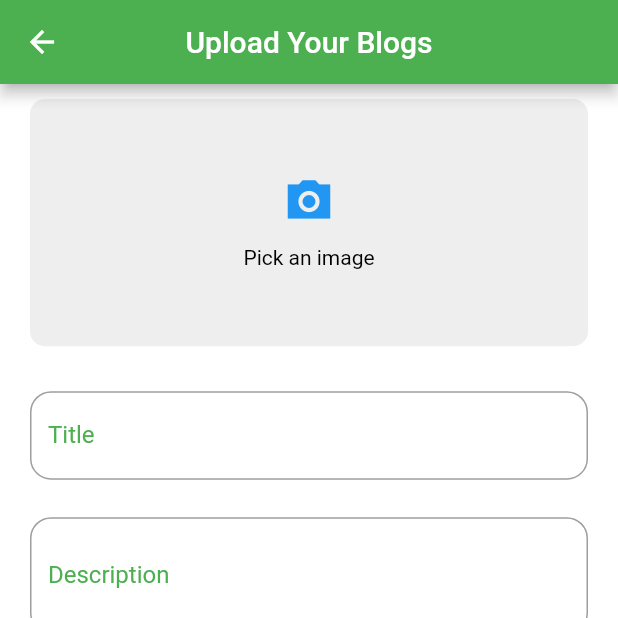
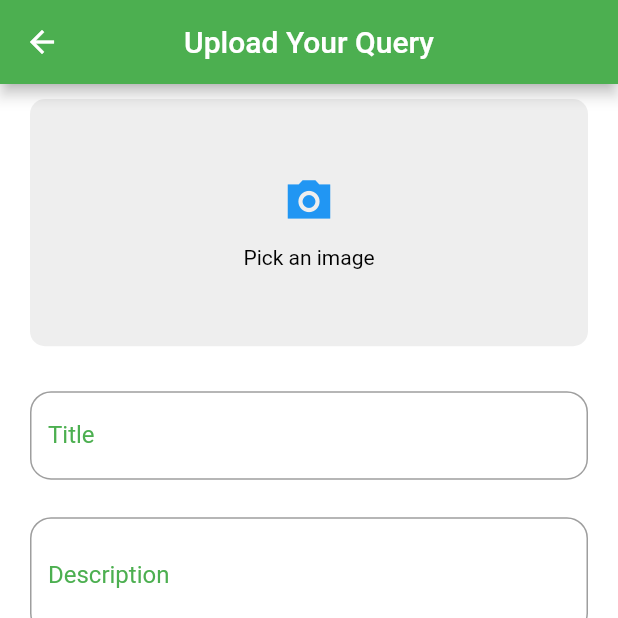
Before and after one commit to HarshAnand19/Blog-Application, a Flutter app: the AddPostScreen screen opened directly, on a phone screen of 412 x 824 dp, the top half of it. Run offline on Flutter 3.47's test engine with Material 2 defaults, Android fonts, the phone set to English and light mode, and no system bars; drawn by our look-alikes of modal_progress_hud_nsn; our stand-ins replace awesome_dialog, cached_network_image, cloud_firestore, firebase_auth, firebase_core, firebase_database and 6 more; accounts and stored records are empty; network calls fail.

Commit message:
Fixing issues

```diff
--- a/lib/screens/add_posts.dart
+++ b/lib/screens/add_posts.dart
@@ -115,7 +115,7 @@ final FirebaseAuth _auth =FirebaseAuth.instance;
       inAsyncCall: showSpinner,
       child: Scaffold(
         appBar: AppBar(
-          title: Text('Upload Your Blogs'),
+          title: Text('Upload Your Query'),
           centerTitle: true,
         ),
 
@@ -260,72 +260,7 @@ SizedBox(height: 12,),
     );
   }
 
-  // void createPost(
-  //     String uid,
-  //     String username,
-  //     String profImage,
-  //     )
-  // async{
-  //     setState(() {
-  //       showSpinner=true;
-  //     });
-  //
-  //     try{
-  //
-  //       final User? user=_auth.currentUser;
-  //       //uploading post to firebase storage
-  //       int date = DateTime.now().millisecondsSinceEpoch;
-  //
-  //       //uploading image to firebase storage
-  //       final ref =storage.ref().child('PostImages/$date');
-  //       UploadTask uploadTask=ref.putFile(_image!.absolute);
-  //       await Future.value(uploadTask);
-  //
-  //       // firebase_storage.Reference ref = firebase_storage.FirebaseStorage.instance.ref('/blogapp$date');
-  //       // UploadTask uploadTask =ref.putFile(_image!.absolute);
-  //       // await Future.value(uploadTask);
-  //       var newUrl =await ref.getDownloadURL();
-  //
-  //       var date1=DateTime.now();
-  //       var postDateKey =DateFormat('MMM d,yyyy');
-  //       var postTimeKey =DateFormat('EEEE,hh:mm aaa');
-  //       String formatDate=postDateKey.format(date1);
-  //       String formatTime=postTimeKey.format(date1);
-  //       //uploading post to firebase database
-  //
-  //       postRef.child('Post List').child(date.toString()).set({
-  //
-  //         'pId':date.toString(),
-  //         'pImage':newUrl.toString(),
-  //         'pTime':date.toString(),
-  //         'pTitle':titleController.text.toString(),
-  //         'pDesc':descController.text.toString(),
-  //         'uEmail':user?.email.toString(),
-  //         'uid':user?.uid.toString(),
-  //         'uploadDate':formatDate.toString(),
-  //         'uploadTime':formatTime.toString()
-  //
-  //       }).then((value) {
-  //         toastMessages('Post  Uploaded Successfully!',true);
-  //         Navigator.push(context,MaterialPageRoute(builder: (context)=>HomeScreen(name: user!.displayName.toString())));
-  //         setState(() {
-  //           showSpinner=false;
-  //         });
-  //       }).onError((error, stackTrace){
-  //         toastMessages(error.toString(), false);
-  //         setState(() {
-  //           showSpinner=false;
-  //         });
-  //       });
-  //
-  //     }catch(e){
-  //       setState(() {
-  //         showSpinner=false;
-  //       });
-  //       toastMessages(e.toString(),false);
-  //     }
-  //
-  // }
+
 
 void createPosts(
     String uid,
--- a/lib/screens/home_screen.dart
+++ b/lib/screens/home_screen.dart
@@ -247,7 +247,7 @@ class _HomeScreenState extends State<HomeScreen> {
 
                     ListTile(
                       leading: Icon(Icons.edit),
-                      title: Text('My Blogs'),
+                      title: Text('My Posts'),
                       onTap: () {
                         Navigator.push(context, MaterialPageRoute(builder: (context)=>MyBlogs()));
                       },
--- a/lib/screens/login_screen.dart
+++ b/lib/screens/login_screen.dart
@@ -154,7 +154,7 @@ class _LoginScreenState extends State<LoginScreen> {
                         },
                         child: Align(
                           alignment: Alignment.centerRight,
-                          child:Text('Forgot Password ?'),
+                          child:Text('Forgot Password ?',style: TextStyle(fontWeight: FontWeight.bold),),
                         ),
                       ),
                     ),
--- a/lib/screens/my_blogs.dart
+++ b/lib/screens/my_blogs.dart
@@ -21,7 +21,7 @@ class _MyBlogsState extends State<MyBlogs> {
 
     return Scaffold(
       appBar: AppBar(
-        title: Text('My Blogs'),
+        title: Text('My Posts'),
       ),
       body: Column(
         children: [
--- a/lib/widgets/comment_card.dart
+++ b/lib/widgets/comment_card.dart
@@ -74,7 +74,7 @@ class _CommentCardState extends State<CommentCard> {
                         ],
                       ),
                       SizedBox(height: 16,width: 10,),
-                      Flexible(
+                      Flexible(fit: FlexFit.tight,
                         child: Text('${widget.snap['text']}', style: TextStyle(color: Theme.of(context).textTheme.bodyText1!.color)),
                       ),
                       if( widget.snap['uid'] == FirebaseAuth.instance.currentUser!.uid)
```
Also changed, not shown: lib/screens/view_posts.dart (+16 -16 lines).
